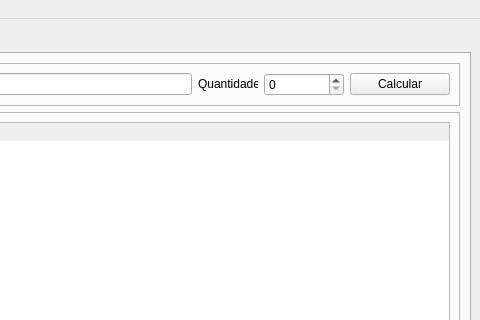
The window that main.ui (Kaaize/PokeXRocket) describes before a commit, drawn with Qt 5; both pictures show x 589 to 1069 and y 0 to 320 of the 1069 by 728 pixel window.
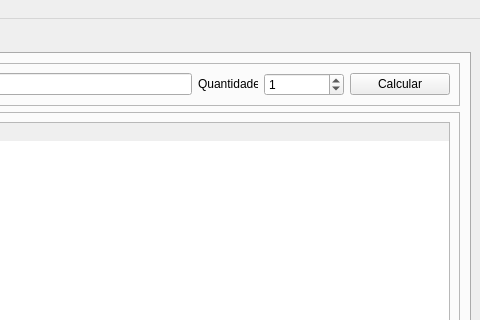
The same window after the commit. The open tabs and pages were chosen to show the change. Icons and pictures are not drawn.

Patch:
```diff
--- a/main.ui
+++ b/main.ui
@@ -796,6 +796,12 @@
              <property name="keyboardTracking">
               <bool>false</bool>
              </property>
+             <property name="maximum">
+              <number>1000000000</number>
+             </property>
+             <property name="value">
+              <number>1</number>
+             </property>
             </widget>
            </item>
            <item>
```
Left out of the diff: 37 changed lines with no effect on the pictures.
